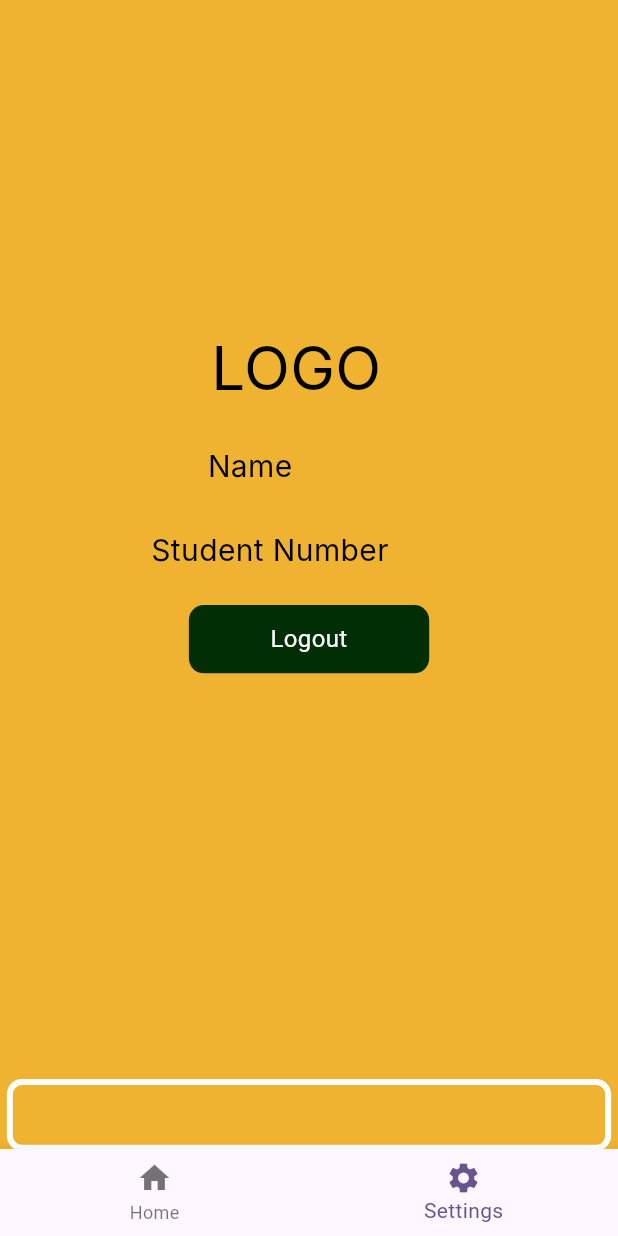
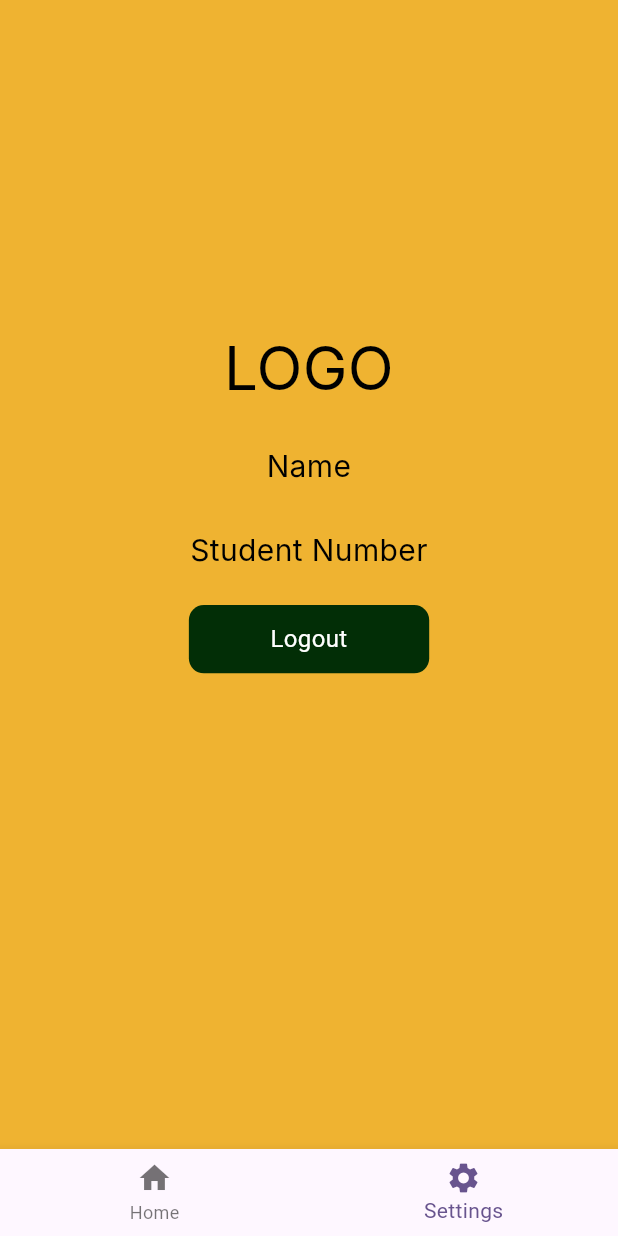
Before and after one commit to BernalesAndrea/PromiApp, a Flutter app: the Settings screen opened directly, on a phone screen of 412 x 824 dp. Run offline on Flutter 3.47's test engine with Material 3 defaults, Android fonts, the phone set to English and light mode, and no system bars; our stand-ins replace date_picker_timeline; Roboto replaces fonts that are missing (Inter, Patrick Hand).

Commit message:
Enhanced Settings

```diff
--- a/lib/settings.dart
+++ b/lib/settings.dart
@@ -28,10 +28,12 @@ class _SettingsState extends State<Settings> {
                 // LOGO positioned relative to the screen size
                 Positioned(
                   top: height * 0.29375, // originally 188/640
-                  left: width * 0.34167, // originally 123/360
-                  child: const Text(
+                  left: 0,
+                  right: 0,
+                  child: const Center(
+                    child: Text(
                       'LOGO',
-                    textAlign: TextAlign.left,
+                      textAlign: TextAlign.center,
                       style: TextStyle(
                         color: Color.fromRGBO(0, 0, 0, 1),
                         fontFamily: 'Inter',
@@ -41,11 +43,14 @@ class _SettingsState extends State<Settings> {
                       ),
                     ),
                   ),
+                ),
                 // Name
                 Positioned(
                   top: height * 0.3797, // originally 243/640
-                  left: width * 0.3361, // originally 121/360
-                  child: const Text(
+                  left: 0,
+                  right: 0,
+                  child: const Center(
+                    child: Text(
                       'Name',
                       textAlign: TextAlign.center,
                       style: TextStyle(
@@ -57,11 +62,14 @@ class _SettingsState extends State<Settings> {
                       ),
                     ),
                   ),
+                ),
                 // Student Number
                 Positioned(
                   top: height * 0.4531, // originally 290/640
-                  left: width * 0.2444, // originally 88/360
-                  child: const Text(
+                  left: 0,
+                  right: 0,
+                  child: const Center(
+                    child: Text(
                       'Student Number',
                       textAlign: TextAlign.center,
                       style: TextStyle(
@@ -73,10 +81,11 @@ class _SettingsState extends State<Settings> {
                       ),
                     ),
                   ),
+                ),
                 // Logout Button
                 Positioned(
                   top: height * 0.5266, // originally 337/640
-                  left: width * 0.3056, // originally 110/360
+                  left: width * 0.3056,
                   child: Container(
                     width: width * 0.3889, // originally 140/360
                     height: height * 0.0594, // originally 38/640
@@ -100,22 +109,6 @@ class _SettingsState extends State<Settings> {
                   ),
                 ),
                 // Bottom Container (if needed for styling or additional elements)
-                Positioned(
-                  top: height * 0.9391, // originally 601/640
-                  left: width * 0.0111, // originally 4/360
-                  child: Container(
-                    width: width * 0.9778, // originally 352/360
-                    height: height * 0.0625, // originally 40/640
-                    decoration: BoxDecoration(
-                      borderRadius: BorderRadius.circular(10),
-                      color: const Color.fromRGBO(239, 179, 49, 1),
-                      border: Border.all(
-                        color: Colors.white,
-                        width: 4,
-                      ),
-                    ),
-                  ),
-                ),
               ],
             ),
           );
```
Lines whose indentation alone changed are shown as unchanged.
